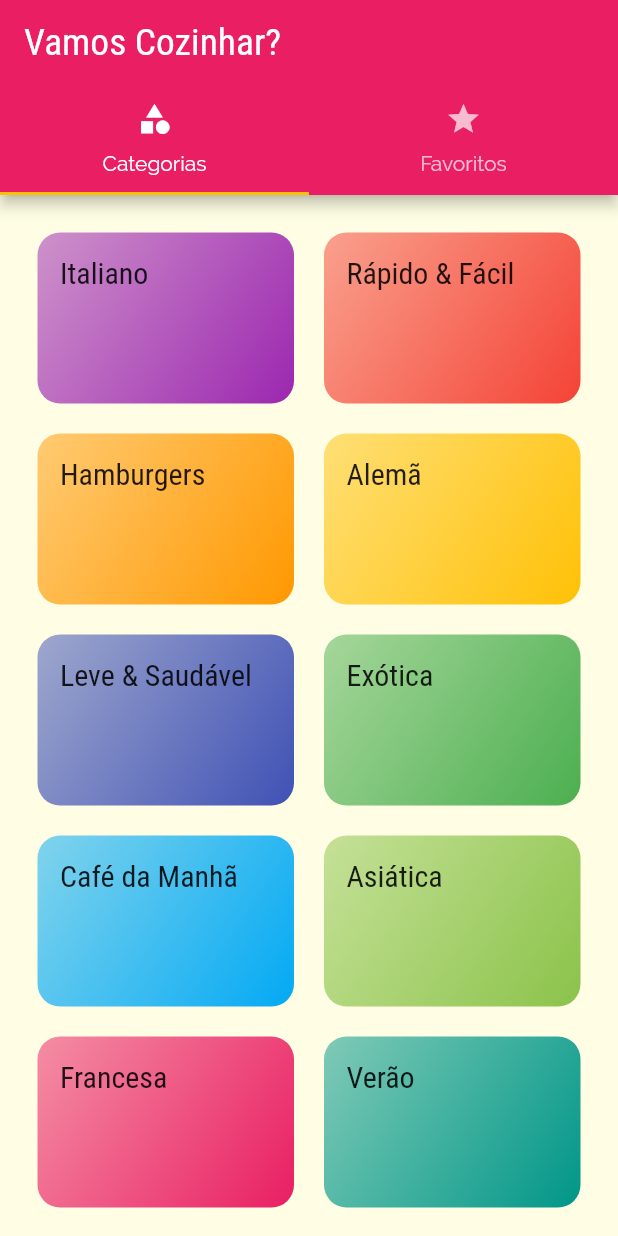
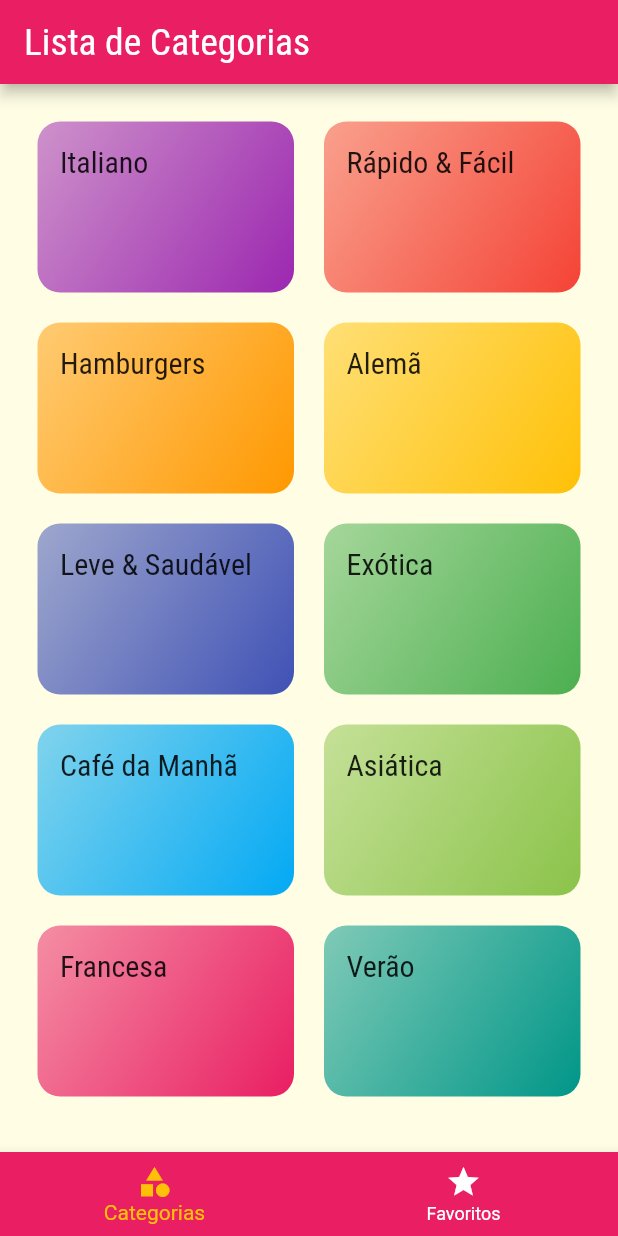
Before and after one commit to duarteicaros/Flutter-Projetos-Receitas, a Flutter app: the screen it shows after launch, on a phone screen of 412 x 824 dp. Run offline on Flutter 3.47's test engine with Material 2 defaults, Android fonts, the phone set to English and light mode, and no system bars.

Commit message:
Criação final das tabs na parte inferior da aplicação

```diff
--- a/lib/screens/tabs_screen.dart
+++ b/lib/screens/tabs_screen.dart
@@ -3,34 +3,85 @@
 import 'categories_screen.dart';
 import 'favorite_screen.dart';
 
-class TabsScreen extends StatelessWidget {
+class TabsScreen extends StatefulWidget {
   const TabsScreen({super.key});
 
   @override
+  State<TabsScreen> createState() => _TabsScreenState();
+}
+
+class _TabsScreenState extends State<TabsScreen> {
+  int _selectedScreenIndex = 0;
+  final List<Map<String, dynamic>> _screens = [
+    {'title': 'Lista de Categorias', 'screen': const CategoriesScreen()},
+    {'title': 'Meus Favoritos', 'screen': const FavoriteScreen()},
+  ];
+
+  _selectScreen(int index) {
+    setState(() {
+      _selectedScreenIndex = index;
+    });
+  }
+
+  @override
   Widget build(BuildContext context) {
-    return DefaultTabController(
-      length: 2,
-      child: Scaffold(
-        appBar: AppBar(
-          title: const Text('Vamos Cozinhar?'),
-          bottom: const TabBar(
-            tabs: [
-              Tab(
-                icon: Icon(Icons.category),
-                text: 'Categorias',
-              ),
-              Tab(
-                icon: Icon(Icons.star),
-                text: 'Favoritos',
-              ),
-            ],
+    return Scaffold(
+      appBar: AppBar(
+        title: Text(
+          _screens[_selectedScreenIndex]['title'],
+        ),
+      ),
+      body: _screens[_selectedScreenIndex]['screen'],
+      bottomNavigationBar: BottomNavigationBar(
+        onTap: _selectScreen,
+        backgroundColor: Theme.of(context).colorScheme.primary,
+        unselectedItemColor: Colors.white,
+        selectedItemColor: Theme.of(context).colorScheme.secondary,
+        currentIndex: _selectedScreenIndex,
+        //Cria uma animação entre as trocas da aba atual para as demais, porem é preciso colocar o backgroundcolor em cada bottomnavigationBarItem para que ele fique correto
+        // type: BottomNavigationBarType.shifting,
+        items: const [
+          BottomNavigationBarItem(
+            // backgroundColor: Theme.of(context).colorScheme.primary,
+            icon: Icon(Icons.category),
+            label: 'Categorias',
           ),
-        ),
-        body: const TabBarView(children: [
-          CategoriesScreen(),
-          FavoriteScreen(),
-        ]),
+          BottomNavigationBarItem(
+            // backgroundColor: Theme.of(context).colorScheme.primary,
+            icon: Icon(Icons.star),
+            label: 'Favoritos',
+          ),
+        ],
       ),
     );
   }
 }
+
+// 1 FORMA DE CRIAR O APP BAR
+    //   return DefaultTabController(
+    //     length: 2,
+    //     /*Essa propriedade mostra qual aba deve ser aberta por padrão, 1 igual a segunda aba e assim sucessivamente*/
+    //     // initialIndex: 1,
+    //     child: Scaffold(
+    //       appBar: AppBar(
+    //         title: const Text('Vamos Cozinhar?'),
+    //         bottom: const TabBar(
+    //           tabs: [
+    //             Tab(
+    //               icon: Icon(Icons.category),
+    //               text: 'Categorias',
+    //             ),
+    //             Tab(
+    //               icon: Icon(Icons.star),
+    //               text: 'Favoritos',
+    //             ),
+    //           ],
+    //         ),
+    //       ),
+    //       body: const TabBarView(children: [
+    //         CategoriesScreen(),
+    //         FavoriteScreen(),
+    //       ]),
+    //     ),
+    //   );
+    // }
```
